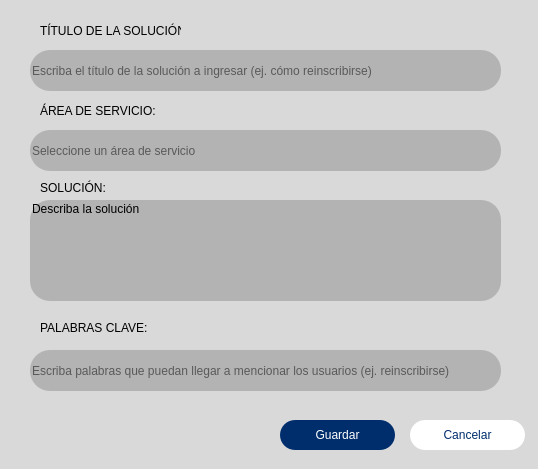
Above: ventanas/AgregarContenido.ui from Lomeli89/FoxyBotApp1.0 before the change. Below: the same form after it.
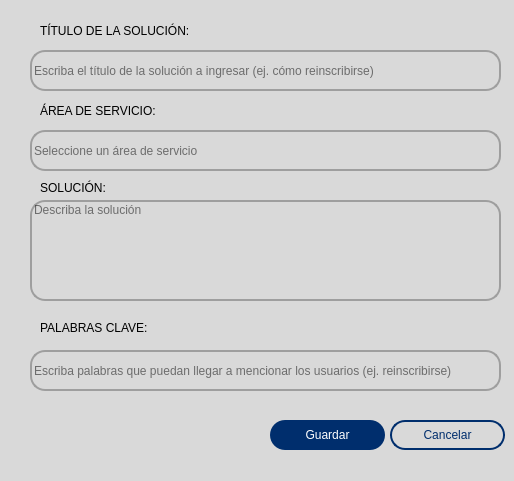
That is the form after the change. Icons and pictures are not drawn.

```diff
--- a/ventanas/AgregarContenido.ui
+++ b/ventanas/AgregarContenido.ui
@@ -6,10 +6,22 @@
    <rect>
     <x>0</x>
     <y>0</y>
-    <width>538</width>
-    <height>469</height>
+    <width>514</width>
+    <height>481</height>
    </rect>
   </property>
+  <property name="minimumSize">
+   <size>
+    <width>514</width>
+    <height>481</height>
+   </size>
+  </property>
+  <property name="maximumSize">
+   <size>
+    <width>514</width>
+    <height>481</height>
+   </size>
+  </property>
   <property name="windowTitle">
    <string>Dialog</string>
   </property>
@@ -21,15 +33,21 @@
     <rect>
      <x>40</x>
      <y>20</y>
-     <width>141</width>
+     <width>201</width>
      <height>21</height>
     </rect>
    </property>
+   <property name="styleSheet">
+    <string notr="true">font: 75 11.5pt &quot;SansSerif&quot;;</string>
+   </property>
    <property name="text">
     <string>TÍTULO DE LA SOLUCIÓN:</string>
    </property>
   </widget>
   <widget class="QLineEdit" name="lineEdit">
+   <property name="enabled">
+    <bool>true</bool>
+   </property>
    <property name="geometry">
     <rect>
      <x>30</x>
@@ -40,15 +58,11 @@
    </property>
    <property name="styleSheet">
     <string notr="true">QLineEdit{
+	background-color: rgb(217, 217, 217);
+	font: 9pt &quot;MS Sans Serif&quot;;
+	border: 2px solid rgb(158, 158, 158);
+	border-radius: 15px;
 	
-	
-	
-	
-	background-color: rgb(179, 179, 179);
-	padding-top:1px;
-	border-radius:20px;
-	
-	border-color: rgb(0, 46, 109);
 }</string>
    </property>
    <property name="placeholderText">
@@ -56,6 +70,9 @@
    </property>
   </widget>
   <widget class="QLineEdit" name="lineEdit_2">
+   <property name="enabled">
+    <bool>true</bool>
+   </property>
    <property name="geometry">
     <rect>
      <x>30</x>
@@ -66,15 +83,11 @@
    </property>
    <property name="styleSheet">
     <string notr="true">QLineEdit{
+	background-color: rgb(217, 217, 217);
+	font: 9pt &quot;MS Sans Serif&quot;;
+	border: 2px solid rgb(158, 158, 158);
+	border-radius: 15px;
 	
-	
-	
-	
-	background-color: rgb(179, 179, 179);
-	padding-top:1px;
-	border-radius:20px;
-	
-	border-color: rgb(0, 46, 109);
 }</string>
    </property>
    <property name="placeholderText">
@@ -82,6 +95,9 @@
    </property>
   </widget>
   <widget class="QLineEdit" name="lineEdit_3">
+   <property name="enabled">
+    <bool>true</bool>
+   </property>
    <property name="geometry">
     <rect>
      <x>30</x>
@@ -92,19 +108,15 @@
    </property>
    <property name="styleSheet">
     <string notr="true">QLineEdit{
+	background-color: rgb(217, 217, 217);
+	font: 9pt &quot;MS Sans Serif&quot;;
+	border: 2px solid rgb(158, 158, 158);
+	border-radius: 15px;
 	
-	
-	
-	
-	background-color: rgb(179, 179, 179);
-	padding-top:1px;
-	border-radius:20px;
-	
-	border-color: rgb(0, 46, 109);
 }</string>
    </property>
    <property name="text">
-    <string>Describa la solución</string>
+    <string/>
    </property>
    <property name="alignment">
     <set>Qt::AlignLeading|Qt::AlignLeft|Qt::AlignTop</set>
@@ -114,6 +126,9 @@
    </property>
   </widget>
   <widget class="QLineEdit" name="lineEdit_4">
+   <property name="enabled">
+    <bool>true</bool>
+   </property>
    <property name="geometry">
     <rect>
      <x>30</x>
@@ -124,15 +139,11 @@
    </property>
    <property name="styleSheet">
     <string notr="true">QLineEdit{
+	background-color: rgb(217, 217, 217);
+	font: 9pt &quot;MS Sans Serif&quot;;
+	border: 2px solid rgb(158, 158, 158);
+	border-radius: 15px;
 	
-	
-	
-	
-	background-color: rgb(179, 179, 179);
-	padding-top:1px;
-	border-radius:20px;
-	
-	border-color: rgb(0, 46, 109);
 }</string>
    </property>
    <property name="placeholderText">
@@ -144,10 +155,13 @@
     <rect>
      <x>40</x>
      <y>100</y>
-     <width>141</width>
+     <width>211</width>
      <height>21</height>
     </rect>
    </property>
+   <property name="styleSheet">
+    <string notr="true">font: 75 11.5pt &quot;SansSerif&quot;;</string>
+   </property>
    <property name="text">
     <string>ÁREA DE SERVICIO:</string>
    </property>
@@ -170,10 +184,13 @@
     <rect>
      <x>40</x>
      <y>320</y>
-     <width>141</width>
+     <width>191</width>
      <height>16</height>
     </rect>
    </property>
+   <property name="styleSheet">
+    <string notr="true">font: 75 11.5pt &quot;SansSerif&quot;;</string>
+   </property>
    <property name="text">
     <string>PALABRAS CLAVE:</string>
    </property>
@@ -181,7 +198,7 @@
   <widget class="QPushButton" name="btn_Nuevo">
    <property name="geometry">
     <rect>
-     <x>280</x>
+     <x>270</x>
      <y>420</y>
      <width>115</width>
      <height>30</height>
@@ -223,7 +240,7 @@
   <widget class="QPushButton" name="btn_Nuevo_2">
    <property name="geometry">
     <rect>
-     <x>410</x>
+     <x>390</x>
      <y>420</y>
      <width>115</width>
      <height>30</height>
@@ -239,10 +256,12 @@
     <string notr="true">QPushButton {
 	
 	font: 14pt &quot;Calibri&quot;;
-	color:  rgb(0, 46, 109);
 	
-	background-color: rgb(255, 255, 255);
-	border: 0px solid;
+	color: rgb(0, 46, 109);
+	
+	background-color:transparent;
+	border: 2px solid;
+	border-color: rgb(0, 46, 109);
 	border-radius:15px;
 }
 QPushButton:hover {
```
Left out of the diff: 28 changed lines with no effect on the pictures.
